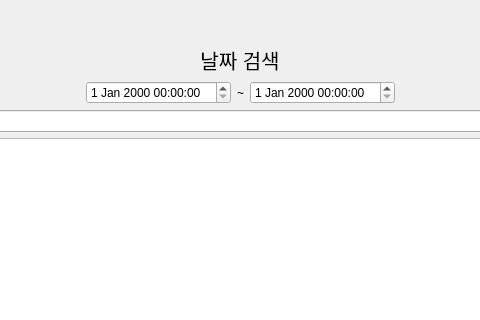
The window that OOP_Project_Qt/DateListWindow.ui (Doho-K/OOP23_1) describes before a commit, drawn with Qt 5; both pictures show x 160 to 640 and y 0 to 320 of the 800 by 600 pixel window.
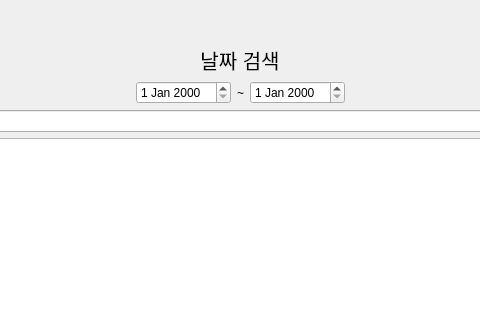
The same window after the commit.

```diff
--- a/OOP_Project_Qt/DateListWindow.ui
+++ b/OOP_Project_Qt/DateListWindow.ui
@@ -88,7 +88,7 @@
          </spacer>
         </item>
         <item>
-         <widget class="QDateTimeEdit" name="StartDate"/>
+         <widget class="QDateEdit" name="StartDate"/>
         </item>
         <item>
          <widget class="QLabel" name="label_2">
@@ -98,7 +98,7 @@
          </widget>
         </item>
         <item>
-         <widget class="QDateTimeEdit" name="EndDate"/>
+         <widget class="QDateEdit" name="EndDate"/>
         </item>
         <item>
          <spacer name="horizontalSpacer_5">
```
